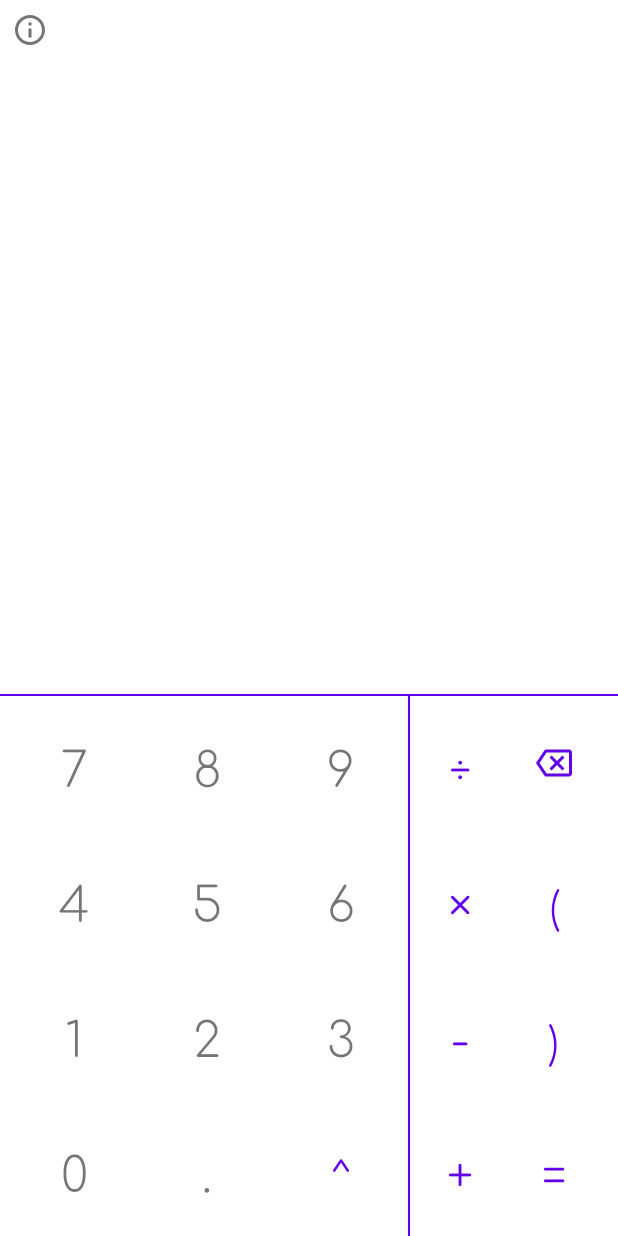
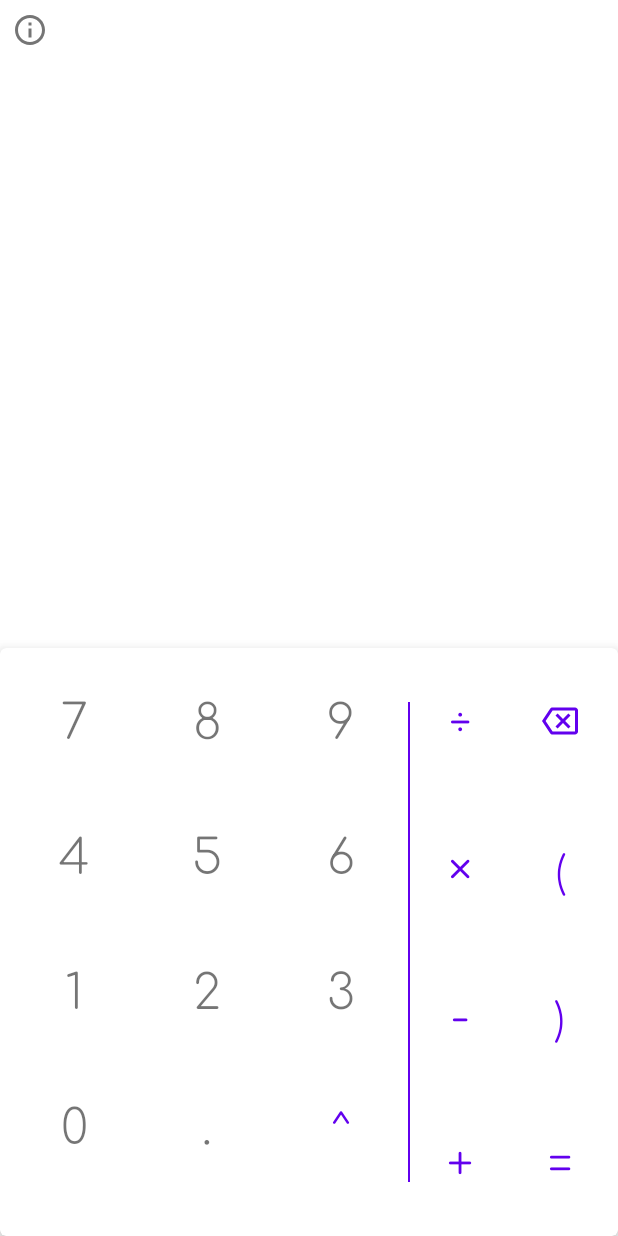
Before and after one commit to snehashis365/Calculator-Clone, an Android app: the screen it shows after launch (MainActivity), on a phone screen of 412 x 824 dp. Run offline under Robolectric (Android 15) with nearby library versions, the light colour scheme and no system bars; libraries missing offline, so code that uses them is left out: com.github.keelar.exprk.

Commit message:
Animate UI Changes and Code cleanup

```diff
--- a/app/src/main/java/com/snehashis/calculator/MainActivity.kt
+++ b/app/src/main/java/com/snehashis/calculator/MainActivity.kt
@@ -16,7 +16,6 @@ import kotlinx.android.synthetic.main.dialog_about.view.*
 import kotlin.random.Random
 
 var isDecPressed : Boolean = false
-var isEqPressed : Boolean = false
 
 class MainActivity : AppCompatActivity() {
     override fun onCreate(savedInstanceState: Bundle?) {
@@ -35,7 +34,8 @@ class MainActivity : AppCompatActivity() {
                 Log.d("inputField", inputField.text.toString())
                 if(inputField.text!=outputField.text){
                     try {
-                        outputField.text = Expressions().eval(inputField.text.toString()).toString()
+
+                        outputField.text = Expressions().eval(formatExpression(inputField.text.toString())).toString()
                     }
                     catch (e: Exception){
                         e.printStackTrace()
@@ -98,10 +98,7 @@ class MainActivity : AppCompatActivity() {
         }
         btn_eq.setOnClickListener {
             inputField.text = outputField.text
-            outputField.text = ""
-            isEqPressed = true
-            btn_aclr.visibility = View.VISIBLE
-            btn_del.visibility = View.GONE
+            toggleIpOp()
         }
         btn_del.setOnClickListener {
             if (inputField.text.length > 1 )
@@ -111,11 +108,9 @@ class MainActivity : AppCompatActivity() {
             }
         }
         btn_aclr.setOnClickListener {
-            isEqPressed = false
             inputField.text = ""
             outputField.text = ""
-            btn_aclr.visibility = View.GONE
-            btn_del.visibility = View.VISIBLE
+            toggleIpOp()
         }
         btn_del.setOnLongClickListener(View.OnLongClickListener {
             btn_aclr.performClick()
@@ -154,8 +149,40 @@ class MainActivity : AppCompatActivity() {
     }
     private fun isOperator(op: Char): Boolean = (op == '+' || op == '-' || op == '*' || op == '/' || op == '^' || op == '%')
 
+    private fun toggleIpOp() {
+        if(inputField.visibility == View.VISIBLE) {
+            outputField.setTextColor(inputField.textColors)
+            inputField.visibility = View.GONE
+            btn_aclr.visibility = View.VISIBLE
+            btn_del.visibility = View.GONE
+        }
+        else {
+            outputField.setTextColor(resources.getColor(R.color.outputColor, theme))
+            inputField.visibility = View.VISIBLE
+            btn_aclr.visibility = View.GONE
+            btn_del.visibility = View.VISIBLE
+        }
+    }
+
+    private fun formatExpression(exp : String) : String {
+        var i = 0
+        var newExp: String = ""
+        while (i < exp.length)
+        {
+            if(exp[i] == '(')
+                newExp = newExp + "*("
+            else if (exp[i] == ')' && i != exp.length - 1)
+                newExp = newExp + ")*"
+            else
+                newExp += exp[i]
+            i++
+        }
+        return newExp
+    }
+
     @SuppressLint("SetTextI18n")
     private fun numPressed(num : Char) {
+        if(inputField.visibility == View.GONE) toggleIpOp()
         if(inputField.text.toString() != "" || num == '.' || num == ')'){
             if(num == '.'&& isDecPressed )
                 return
--- a/app/src/main/res/drawable/ic_backspace.xml
+++ b/app/src/main/res/drawable/ic_backspace.xml
@@ -1,4 +1,4 @@
-<vector android:height="24dp" android:tint="@color/purple_500"
+<vector android:height="24dp" android:tint="@color/design_default_color_primary"
     android:viewportHeight="24" android:viewportWidth="24"
     android:width="24dp" xmlns:android="http://schemas.android.com/apk/res/android">
     <path android:fillColor="@android:color/white" android:pathData="M22,3L7,3c-0.69,0 -1.23,0.35 -1.59,0.88L0,12l5.41,8.11c0.36,0.53 0.9,0.89 1.59,0.89h15c1.1,0 2,-0.9 2,-2L24,5c0,-1.1 -0.9,-2 -2,-2zM22,19L7.07,19L2.4,12l4.66,-7L22,5v14zM10.41,17L14,13.41 17.59,17 19,15.59 15.41,12 19,8.41 17.59,7 14,10.59 10.41,7 9,8.41 12.59,12 9,15.59z"/>
--- a/app/src/main/res/layout/activity_main.xml
+++ b/app/src/main/res/layout/activity_main.xml
@@ -24,7 +24,7 @@
         android:id="@+id/display"
         android:layout_width="match_parent"
         android:layout_height="0dp"
-        android:layout_weight="2"
+        android:layout_weight="1"
         android:animateLayoutChanges="true"
         android:orientation="vertical"
         android:padding="12dp">
@@ -42,7 +42,8 @@
             android:textSize="60sp"
             app:autoSizeMaxTextSize="64sp"
             app:autoSizeMinTextSize="32sp"
-            app:autoSizeTextType="uniform" />
+            app:autoSizeTextType="uniform"
+            tools:visibility="visible" />
 
         <TextView
             android:id="@+id/outputField"
@@ -50,26 +51,29 @@
             android:layout_height="120sp"
             android:fontFamily="@font/comfortaa_bold"
             android:textAlignment="textEnd"
-            android:textColor="#795B5B5B"
-            android:textIsSelectable="false"
+            android:textColor="@color/outputColor"
+            android:textIsSelectable="true"
             android:textSize="54sp"
             app:autoSizeMaxTextSize="54sp"
             app:autoSizeMinTextSize="28sp"
             app:autoSizeTextType="uniform" />
+
     </LinearLayout>
 
-    <LinearLayout
-        android:id="@+id/dividerH"
+    <androidx.cardview.widget.CardView
+        android:id="@+id/cardView"
         android:layout_width="match_parent"
-        android:layout_height="1dp"
-        android:background="@color/purple_500"
-        android:orientation="horizontal"></LinearLayout>
+        android:layout_height="0dp"
+        android:layout_weight="1"
+        app:cardCornerRadius="4dp"
+        app:cardElevation="10dp"
+        app:cardMaxElevation="10dp">
 
         <LinearLayout
             android:id="@+id/inputPad"
             android:layout_width="match_parent"
-        android:layout_height="wrap_content"
-        android:layout_weight="0"
+            android:layout_height="match_parent"
+            android:layout_weight="1"
             android:orientation="horizontal"
             android:paddingLeft="5dp"
             android:paddingRight="5dp">
@@ -84,7 +88,8 @@
                 <LinearLayout
                     android:id="@+id/row3"
                     android:layout_width="match_parent"
-                android:layout_height="match_parent"
+                    android:layout_height="0dp"
+                    android:layout_weight="1"
                     android:orientation="horizontal">
 
                     <TextView
@@ -94,6 +99,7 @@
                         android:layout_weight="1"
                         android:background="?attr/selectableItemBackgroundBorderless"
                         android:clickable="true"
+                        android:focusable="true"
                         android:fontFamily="@font/comfortaa_light"
                         android:gravity="center"
                         android:hapticFeedbackEnabled="true"
@@ -107,6 +113,7 @@
                         android:layout_weight="1"
                         android:background="?attr/selectableItemBackgroundBorderless"
                         android:clickable="true"
+                        android:focusable="true"
                         android:fontFamily="@font/comfortaa_light"
                         android:gravity="center"
                         android:hapticFeedbackEnabled="true"
@@ -120,6 +127,7 @@
                         android:layout_weight="1"
                         android:background="?attr/selectableItemBackgroundBorderless"
                         android:clickable="true"
+                        android:focusable="true"
                         android:fontFamily="@font/comfortaa_light"
                         android:gravity="center"
                         android:hapticFeedbackEnabled="true"
@@ -130,7 +138,8 @@
                 <LinearLayout
                     android:id="@+id/row2"
                     android:layout_width="match_parent"
-                android:layout_height="match_parent"
+                    android:layout_height="0dp"
+                    android:layout_weight="1"
                     android:orientation="horizontal">
 
                     <TextView
@@ -140,6 +149,7 @@
                         android:layout_weight="1"
                         android:background="?attr/selectableItemBackgroundBorderless"
                         android:clickable="true"
+                        android:focusable="true"
                         android:fontFamily="@font/comfortaa_light"
                         android:gravity="center"
                         android:hapticFeedbackEnabled="true"
@@ -153,6 +163,7 @@
                         android:layout_weight="1"
                         android:background="?attr/selectableItemBackgroundBorderless"
                         android:clickable="true"
+                        android:focusable="true"
                         android:fontFamily="@font/comfortaa_light"
                         android:gravity="center"
                         android:hapticFeedbackEnabled="true"
@@ -166,6 +177,7 @@
                         android:layout_weight="1"
                         android:background="?attr/selectableItemBackgroundBorderless"
                         android:clickable="true"
+                        android:focusable="true"
                         android:fontFamily="@font/comfortaa_light"
                         android:gravity="center"
                         android:hapticFeedbackEnabled="true"
@@ -176,7 +188,8 @@
                 <LinearLayout
                     android:id="@+id/row1"
                     android:layout_width="match_parent"
-                android:layout_height="match_parent"
+                    android:layout_height="0dp"
+                    android:layout_weight="1"
                     android:orientation="horizontal">
 
                     <TextView
@@ -186,6 +199,7 @@
                         android:layout_weight="1"
                         android:background="?attr/selectableItemBackgroundBorderless"
                         android:clickable="true"
+                        android:focusable="true"
                         android:fontFamily="@font/comfortaa_light"
                         android:gravity="center"
                         android:hapticFeedbackEnabled="true"
@@ -199,6 +213,7 @@
                         android:layout_weight="1"
                         android:background="?attr/selectableItemBackgroundBorderless"
                         android:clickable="true"
+                        android:focusable="true"
                         android:fontFamily="@font/comfortaa_light"
                         android:gravity="center"
                         android:hapticFeedbackEnabled="true"
@@ -212,6 +227,7 @@
                         android:layout_weight="1"
                         android:background="?attr/selectableItemBackgroundBorderless"
                         android:clickable="true"
+                        android:focusable="true"
                         android:fontFamily="@font/comfortaa_light"
                         android:gravity="center"
                         android:hapticFeedbackEnabled="true"
@@ -222,7 +238,8 @@
                 <LinearLayout
                     android:id="@+id/row0"
                     android:layout_width="match_parent"
-                android:layout_height="match_parent"
+                    android:layout_height="0dp"
+                    android:layout_weight="1"
                     android:orientation="horizontal">
 
                     <TextView
@@ -232,6 +249,7 @@
                         android:layout_weight="1"
                         android:background="?attr/selectableItemBackgroundBorderless"
                         android:clickable="true"
+                        android:focusable="true"
                         android:fontFamily="@font/comfortaa_light"
                         android:gravity="center"
                         android:hapticFeedbackEnabled="true"
@@ -245,6 +263,7 @@
                         android:layout_weight="1"
                         android:background="?attr/selectableItemBackgroundBorderless"
                         android:clickable="true"
+                        android:focusable="true"
                         android:fontFamily="@font/comfortaa_light"
                         android:gravity="center"
                         android:hapticFeedbackEnabled="true"
@@ -258,6 +277,7 @@
                         android:layout_weight="1"
                         android:background="?attr/selectableItemBackgroundBorderless"
                         android:clickable="true"
+                        android:focusable="true"
                         android:fontFamily="@font/comfortaa_light"
                         android:gravity="center"
                         android:hapticFeedbackEnabled="true"
@@ -271,7 +291,7 @@
             <LinearLayout
                 android:id="@+id/dividerV"
                 android:layout_width="1dp"
-            android:layout_height="match_parent"
+                android:layout_height="320sp"
                 android:layout_gravity="center"
                 android:background="@color/purple_500"
                 android:orientation="vertical"></LinearLayout>
@@ -286,7 +306,8 @@
                 <LinearLayout
                     android:id="@+id/row5"
                     android:layout_width="match_parent"
-                android:layout_height="wrap_content"
+                    android:layout_height="0dp"
+                    android:layout_weight="1"
                     android:orientation="horizontal">
 
                     <TextView
@@ -296,6 +317,7 @@
                         android:layout_weight="1"
                         android:background="?attr/selectableItemBackgroundBorderless"
                         android:clickable="true"
+                        android:focusable="true"
                         android:fontFamily="@font/comfortaa_light"
                         android:gravity="center"
                         android:hapticFeedbackEnabled="true"
@@ -326,9 +348,9 @@
                         android:layout_weight="1"
                         android:background="?attr/selectableItemBackgroundBorderless"
                         android:clickable="true"
+                        android:focusable="true"
                         android:hapticFeedbackEnabled="true"
                         android:paddingTop="20sp"
-                    android:paddingRight="8sp"
                         android:paddingBottom="20sp"
                         app:srcCompat="@drawable/ic_backspace" />
                 </LinearLayout>
@@ -336,7 +358,8 @@
                 <LinearLayout
                     android:id="@+id/row6"
                     android:layout_width="match_parent"
-                android:layout_height="wrap_content"
+                    android:layout_height="0dp"
+                    android:layout_weight="1"
                     android:orientation="horizontal">
 
                     <TextView
@@ -346,6 +369,7 @@
                         android:layout_weight="1"
                         android:background="?attr/selectableItemBackgroundBorderless"
                         android:clickable="true"
+                        android:focusable="true"
                         android:fontFamily="@font/comfortaa_light"
                         android:gravity="center"
                         android:hapticFeedbackEnabled="true"
@@ -360,10 +384,10 @@
                         android:layout_weight="1"
                         android:background="?attr/selectableItemBackgroundBorderless"
                         android:clickable="true"
+                        android:focusable="true"
                         android:fontFamily="@font/comfortaa_light"
                         android:gravity="center"
                         android:hapticFeedbackEnabled="true"
-                    android:paddingRight="8sp"
                         android:text="("
                         android:textColor="@color/purple_500"
                         android:textSize="28sp" />
@@ -372,7 +396,8 @@
                 <LinearLayout
                     android:id="@+id/row7"
                     android:layout_width="match_parent"
-                android:layout_height="wrap_content"
+                    android:layout_height="0dp"
+                    android:layout_weight="1"
                     android:orientation="horizontal">
 
                     <TextView
@@ -382,6 +407,7 @@
                         android:layout_weight="1"
                         android:background="?attr/selectableItemBackgroundBorderless"
                         android:clickable="true"
+                        android:focusable="true"
                         android:fontFamily="@font/comfortaa_light"
                         android:gravity="center"
                         android:hapticFeedbackEnabled="true"
@@ -396,10 +422,10 @@
                         android:layout_weight="1"
                         android:background="?attr/selectableItemBackgroundBorderless"
                         android:clickable="true"
+                        android:focusable="true"
                         android:fontFamily="@font/comfortaa_light"
                         android:gravity="center"
                         android:hapticFeedbackEnabled="true"
-                    android:paddingRight="8sp"
                         android:text=")"
                         android:textColor="@color/purple_500"
                         android:textSize="28sp" />
@@ -409,7 +435,8 @@
                 <LinearLayout
                     android:id="@+id/row8"
                     android:layout_width="match_parent"
-                android:layout_height="wrap_content"
+                    android:layout_height="0dp"
+                    android:layout_weight="1"
                     android:orientation="horizontal">
 
                     <TextView
@@ -419,6 +446,7 @@
                         android:layout_weight="1"
                         android:background="?attr/selectableItemBackgroundBorderless"
                         android:clickable="true"
+                        android:focusable="true"
                         android:fontFamily="@font/comfortaa_light"
                         android:gravity="center"
                         android:hapticFeedbackEnabled="true"
@@ -433,15 +461,17 @@
                         android:layout_weight="1"
                         android:background="?attr/selectableItemBackgroundBorderless"
                         android:clickable="true"
+                        android:focusable="true"
                         android:fontFamily="@font/comfortaa_light"
                         android:gravity="center"
                         android:hapticFeedbackEnabled="true"
-                    android:paddingRight="8sp"
                         android:text="="
                         android:textColor="@color/purple_500"
                         android:textSize="32sp" />
                 </LinearLayout>
             </LinearLayout>
-    </LinearLayout>
 
         </LinearLayout>
+    </androidx.cardview.widget.CardView>
+
+</LinearLayout>
--- a/app/src/main/res/values-night/themes.xml
+++ b/app/src/main/res/values-night/themes.xml
@@ -2,7 +2,7 @@
     <!-- Base application theme. -->
     <style name="Theme.Calculator" parent="Theme.MaterialComponents.DayNight.NoActionBar">
         <!-- Primary brand color. -->
-        <item name="colorPrimary">@color/purple_200</item>
+        <item name="colorPrimary">@color/purple_500</item>
         <item name="colorPrimaryVariant">@color/purple_700</item>
         <item name="colorOnPrimary">@color/black</item>
         <!-- Secondary brand color. -->
--- a/app/src/main/res/values/colors.xml
+++ b/app/src/main/res/values/colors.xml
@@ -7,4 +7,5 @@
     <color name="teal_700">#FF018786</color>
     <color name="black">#FF000000</color>
     <color name="white">#FFFFFFFF</color>
+    <color name="outputColor">#735B5B5B</color>
 </resources>
```
Lines whose indentation alone changed are shown as unchanged.
